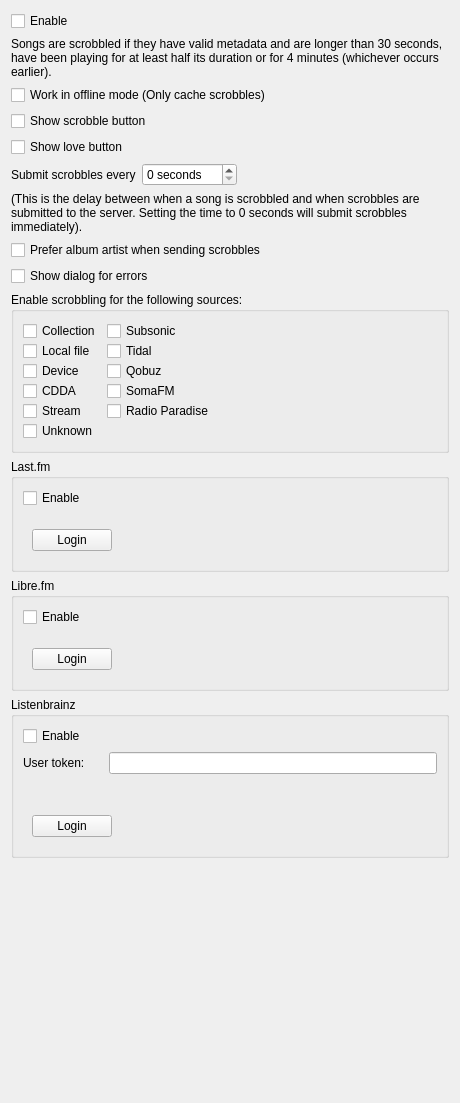
Qt form src/settings/scrobblersettingspage.ui (strawberrymusicplayer/strawberry) before a commit.
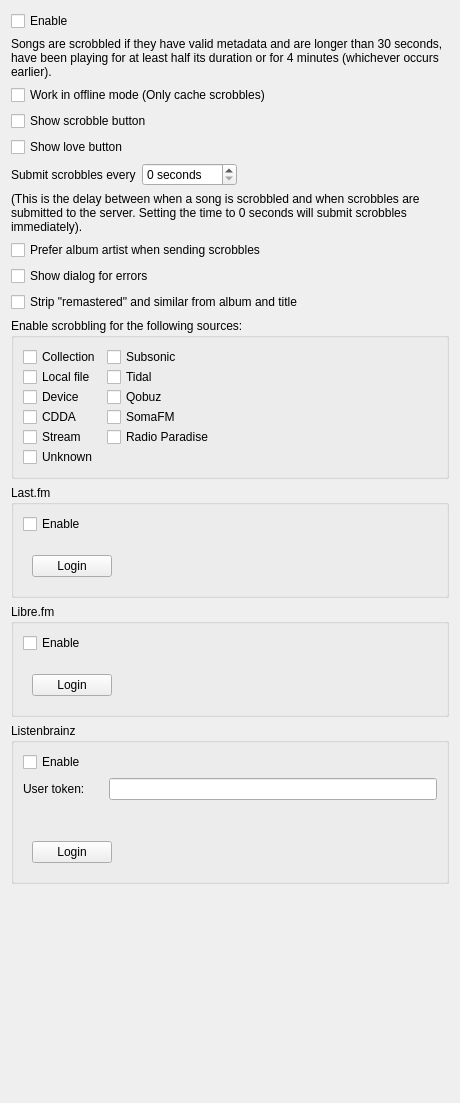
The same form after that commit. Custom widgets are drawn as their Qt base class.

Commit message:
Add scrobbler option for stripping "remastered" etc
Fixes #1387

Patch:
```diff
--- a/src/settings/scrobblersettingspage.ui
+++ b/src/settings/scrobblersettingspage.ui
@@ -119,6 +119,13 @@
      </property>
     </widget>
    </item>
+   <item>
+    <widget class="QCheckBox" name="checkbox_strip_remastered">
+     <property name="text">
+      <string>Strip &quot;remastered&quot; and similar from album and title</string>
+     </property>
+    </widget>
+   </item>
    <item>
     <widget class="QGroupBox" name="groupbox_sources">
      <property name="title">
```
The commit also changes 12 other files.
